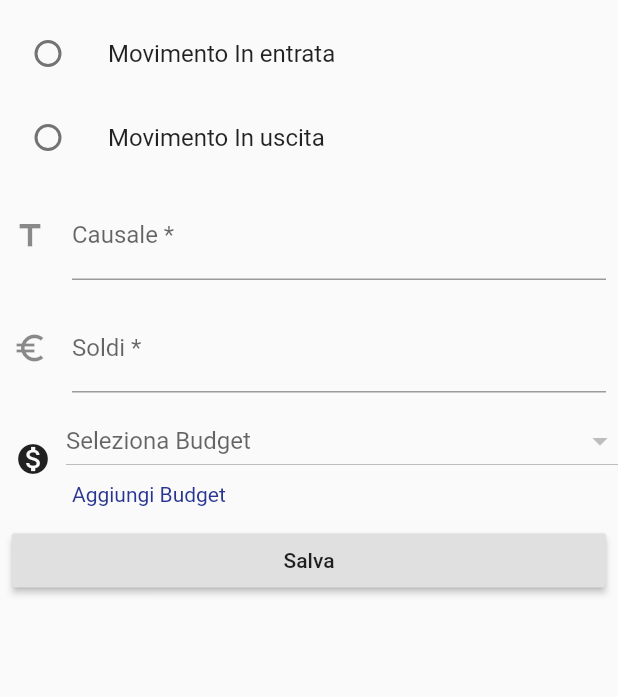
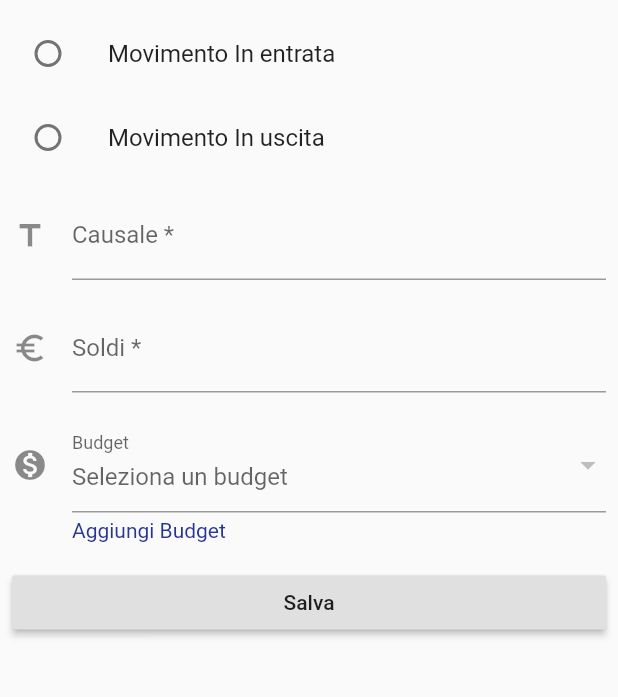
Before and after one commit to bonfry/BonfryWallet, a Flutter app: the screen it shows after launch, after a tap on the "add" icon, on a phone screen of 412 x 824 dp, the part 128-825 px from its top. Run offline on Flutter 3.47's test engine with Material 2 defaults, Android fonts, the phone set to English and light mode, and no system bars; our stand-ins replace flutter_colorpicker, sqflite; accounts and stored records are empty.

Commit message:
Sistemato form di input delle transazioni

```diff
--- a/lib/data/models/money_budget.dart
+++ b/lib/data/models/money_budget.dart
@@ -44,7 +44,8 @@ Future<MoneyBudget> findMoneyBudgetById(int id) async{
 Future<void> addMoneyBudget(MoneyBudget budget) async {
   Database database = await DatabaseContext.getDatabase();
 
-  await database.insert('money_budget', budget.toMap());
+  budget.id = await database.insert('money_budget', budget.toMap());
+
 }
 
 Future<void> removeMoneyBudget(int id) async {
--- a/lib/data/models/money_transaction.dart
+++ b/lib/data/models/money_transaction.dart
@@ -6,7 +6,7 @@ import 'package:flutter/foundation.dart';
 import 'money_budget.dart';
 
 class MoneyTransaction{
-  final int id;
+  int id;
   double cost;
   String text;
   final DateTime date;
@@ -39,7 +39,7 @@ class MoneyTransaction{
 Future<void> addMoneyTransaction(MoneyTransaction moneyTx) async{
   Database database = await DatabaseContext.getDatabase();
 
-  await database.insert('money_transactions', moneyTx.toMap(),conflictAlgorithm: ConflictAlgorithm.replace);
+  moneyTx.id = await database.insert('money_transactions', moneyTx.toMap(),conflictAlgorithm: ConflictAlgorithm.replace);
 }
 
 Future<void> removeMoneyTransaction(int id) async{
@@ -75,6 +75,6 @@ Future<List<MoneyTransaction>> getTransactionList() async {
       text: mtm["text"],
       transactionType: MoneyTransactionType.values[mtm["transactionType"]],
       date: DateTime.tryParse(mtm["date"]),
-      moneyBudgetId: mtm["moneyBudgetId"]
+      moneyBudgetId: mtm["moneyBudgetId"] != null ? mtm["moneyBudgetId"] : 0
     )).toList();
 }
--- a/lib/pages/new_money_transaction_page.dart
+++ b/lib/pages/new_money_transaction_page.dart
@@ -37,6 +37,8 @@ class _NewTransactionFormState extends State<_NewTransactionFormWidget>{
   MoneyBudget moneyBudget;
   List<MoneyBudget> moneyBudgets= [];
 
+  String textFormError = "";
+
   _NewTransactionFormState({this.moneyBudgets});
 
   Widget build(BuildContext context){
@@ -44,6 +46,35 @@ class _NewTransactionFormState extends State<_NewTransactionFormWidget>{
       key: _formKey,
       child: ListView(
         children: <Widget>[
+          Visibility(
+            visible: textFormError.length > 0,
+            child:Padding(
+              padding: EdgeInsets.all(8.0),
+              child: Card(
+                child:Container(
+                  padding: EdgeInsets.all(8),
+                  child: Column(
+                    crossAxisAlignment: CrossAxisAlignment.start,
+                    children: <Widget>[
+                      Padding(
+                        padding: EdgeInsets.only(bottom: 5),
+                        child: Text(
+                          "Errore:",
+                          style: TextStyle(
+                            color: Colors.white,
+                            fontWeight: FontWeight.w700,
+                            fontSize: 17
+                          ),
+                        )
+                      ),
+                      Text(textFormError,style: TextStyle(color: Colors.white)),
+                    ],
+                  ),
+                ),
+                color: Colors.red[600],
+              ),
+            ),
+          ),
           Padding(
             padding: EdgeInsets.all(8.0),
             child: Text(
@@ -113,27 +144,36 @@ class _NewTransactionFormState extends State<_NewTransactionFormWidget>{
               ),
           ),
           Container(
-                  child: Row(
-                    children: <Widget>[
-                      Padding(
-                        padding: EdgeInsets.only(left:10, right:10),
-                        child: Icon(Icons.monetization_on),
-                      ),
-                      Expanded(
+            padding: EdgeInsets.all(8.0),
             child: Column(
               crossAxisAlignment: CrossAxisAlignment.start,
               children: <Widget>[
-                            DropdownButton<MoneyBudget>(
+                DropdownButtonFormField<MoneyBudget>(
                   value: moneyBudget,
-                              hint:Padding(
-                                padding: EdgeInsets.symmetric(vertical: 4),
-                                child:  Text("Seleziona Budget"),
+                  decoration: InputDecoration(
+                    labelText: "Budget",
+                    icon: Icon(Icons.monetization_on),
+                    hintText: "Seleziona un budget"
                   ),
                   isExpanded: true,
                   items: moneyBudgets.map((MoneyBudget budget) {
                     return new DropdownMenuItem<MoneyBudget>(
                       value: budget,
-                                  child: new Text(budget.title),
+                      child: Row(
+                        children: <Widget>[
+                          Container(
+                            height: 32,
+                            width: 32,
+                            decoration: BoxDecoration(
+                              border: budget.color == null ? Border.all(): null,
+                              shape: BoxShape.circle,
+                              color: budget.color
+                            ),
+                            margin: EdgeInsets.only(right: 8),
+                          ),
+                          Text(budget.title),
+                        ],
+                      )
                     );
                   }).toList(),
                   onChanged: (budget) {
@@ -144,7 +184,7 @@ class _NewTransactionFormState extends State<_NewTransactionFormWidget>{
                 ),
                 GestureDetector(
                   child: Container(
-                                  padding: EdgeInsets.all(4),
+                    padding: EdgeInsets.only(top:4,left: 40),
                     child: Text(
                       "Aggiungi Budget",
                       style: TextStyle(
@@ -158,16 +198,18 @@ class _NewTransactionFormState extends State<_NewTransactionFormWidget>{
                 )
               ],
             ),
-                      )
-                    ],
-                  )
           ),
           Padding(
             padding: const EdgeInsets.all(8.0),
             child: RaisedButton(
               child: Text("Salva"),
               onPressed: () async{
-                      if (_formKey.currentState.validate()) {
+                if ( moneyBudget != null && _formKey.currentState.validate()) {
+
+                  setState(() {
+                    textFormError = "";
+                  });
+
                   _formKey.currentState.save(); // Save our form now.
 
                   var newTransaction = MoneyTransaction(
@@ -182,6 +224,10 @@ class _NewTransactionFormState extends State<_NewTransactionFormWidget>{
 
                   newTransaction.moneyBudget = moneyBudget;
                   Navigator.pop(context, newTransaction);
+                }else if(moneyBudget == null){
+                  setState(() {
+                    textFormError = "Budget non inserito";
+                  });
                 }
               },
             ),
```
Also changed, not shown: lib/pages/new_budget_page.dart (+56 -15 lines). Lines whose indentation alone changed are shown as unchanged.
